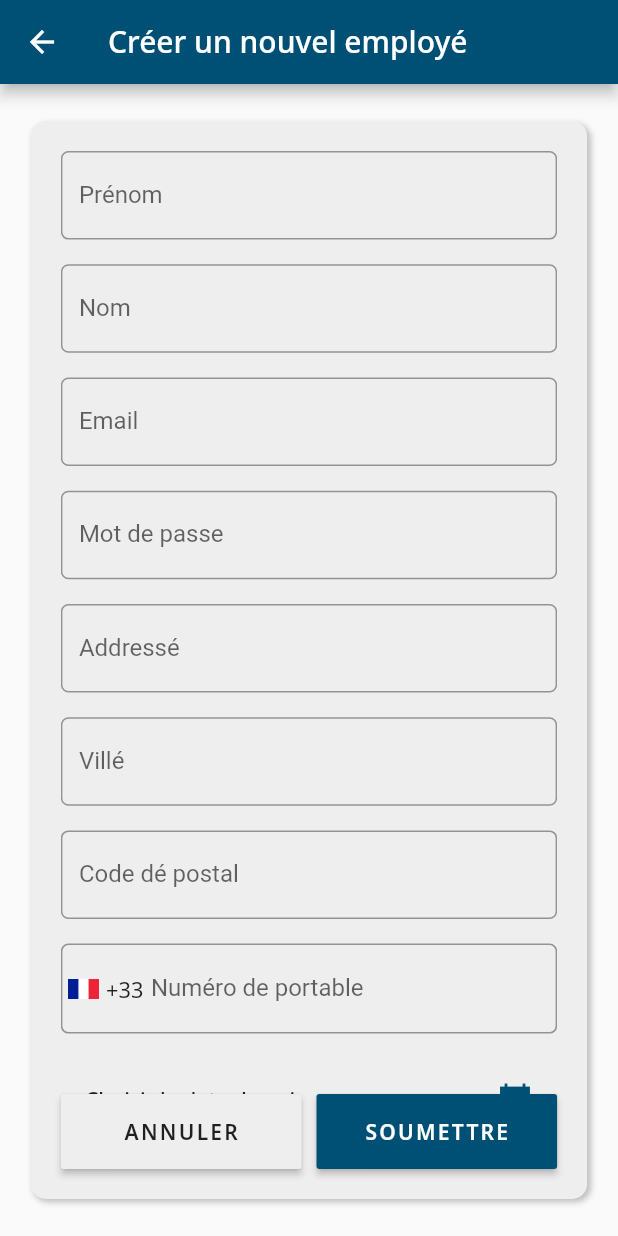
After one commit to QonvexTech/ronan_pensec, a Flutter app: the EmployeeCreate screen opened directly, on a phone screen of 412 x 824 dp. The commit adds this screen. Run offline on Flutter 3.47's test engine with Material 2 defaults, Android fonts, the phone set to English and light mode, and no system bars; our stand-ins replace dio, firebase_analytics, firebase_core, firebase_messaging, flutter_slidable, fluttertoast and 6 more; missing offline and left inert: adaptive_container; accounts and stored records are empty.

Commit message:
finish employee creation

```diff
--- a/lib/global/templates/employee_template.dart
+++ b/lib/global/templates/employee_template.dart
@@ -1,12 +1,74 @@
 import 'package:flutter/material.dart';
+import 'package:intl/intl.dart';
+import 'package:ronan_pensec/global/palette.dart';
 import 'package:ronan_pensec/models/user_model.dart';
 import 'package:ronan_pensec/services/data_controls/user_data_control.dart';
 
 class EmployeeTemplate {
   EmployeeTemplate._privateConstructor();
-  static final EmployeeTemplate _instance = EmployeeTemplate._privateConstructor();
+
+  static final EmployeeTemplate _instance =
+      EmployeeTemplate._privateConstructor();
+
   static EmployeeTemplate get instance => _instance;
   final UserDataControl _userViewModel = UserDataControl.instance;
+
+  Widget calendarForm(context,
+      {DateTime? chosenDate, required ValueChanged<DateTime> onChange}) {
+    return Container(
+      width: double.infinity,
+      height: 55,
+      child: MaterialButton(
+        onPressed: () {
+          showDatePicker(
+              context: context,
+              locale: Locale("fr"),
+              initialDate: DateTime.now().subtract(Duration(days: 7300)),
+              firstDate:
+                  DateTime(DateTime.now().subtract(Duration(days: 18250)).year),
+              lastDate: DateTime.now()).then((value) {
+                if(value != null){
+                  onChange(value);
+                }
+          });
+        },
+        child: Row(
+          children: [
+            Expanded(
+              child: Text(chosenDate == null
+                  ? "Choisir la date de naissance"
+                  : DateFormat.yMMMMd('fr_FR').format(chosenDate).toUpperCase()),
+            ),
+            Icon(
+              Icons.calendar_today_sharp,
+              color: Palette.gradientColor[0],
+            )
+          ],
+        ),
+      ),
+    );
+  }
+
+  Theme normalTextField(TextEditingController controller, String label, {TextInputType type = TextInputType.text, Widget? prefixIcon}) =>
+      Theme(
+        data: ThemeData(primaryColor: Palette.gradientColor[0]),
+        child: TextField(
+          keyboardType: type,
+          controller: controller,
+          cursorColor: Palette.gradientColor[0],
+          decoration: InputDecoration(
+              labelText: label,
+              hintText: label,
+              prefixIconConstraints: prefixIcon != null ? BoxConstraints(
+                minHeight: 60,
+                minWidth: 60
+              ) : null,
+              prefixIcon: prefixIcon,
+              border:
+                  OutlineInputBorder(borderRadius: BorderRadius.circular(5))),
+        ),
+      );
+
   List<DataColumn> get kDataColumn => [
         DataColumn(
           label: Text(
@@ -77,7 +139,8 @@ class EmployeeTemplate {
               tag: "${user.id}",
               child: CircleAvatar(
                 backgroundColor: Colors.transparent,
-            backgroundImage: _userViewModel.imageViewer(imageUrl: user.image),
+                backgroundImage:
+                    _userViewModel.imageViewer(imageUrl: user.image),
               ),
             ),
           ),
@@ -87,7 +150,11 @@ class EmployeeTemplate {
   ListTile kDataList({required UserModel user}) => ListTile(
         contentPadding: const EdgeInsets.symmetric(vertical: 25),
         title: Text("${user.full_name}"),
-    subtitle: Text("${user.address}",maxLines: 2,overflow: TextOverflow.ellipsis,),
+        subtitle: Text(
+          "${user.address}",
+          maxLines: 2,
+          overflow: TextOverflow.ellipsis,
+        ),
         trailing: Icon(Icons.chevron_right),
         leading: Container(
           width: 40,
--- a/lib/global/templates/general_template.dart
+++ b/lib/global/templates/general_template.dart
@@ -165,7 +165,7 @@ class GeneralTemplate {
       {required Widget child,
       required double width,
       required double height,
-      required Widget title}) {
+      required Widget title, Function? onDismissed}) {
     showGeneralDialog(
         barrierColor: Colors.black.withOpacity(0.5),
         transitionBuilder: (context, a1, a2, widget) {
@@ -193,7 +193,9 @@ class GeneralTemplate {
         barrierDismissible: true,
         barrierLabel: '',
         context: context,
-        pageBuilder: (context, animation1, animation2) => Container());
+        pageBuilder: (context, animation1, animation2) => Container()).then((value) {
+          onDismissed!();
+    });
   }
 
   static List<IconSlideAction> sliders(
--- a/lib/global/user_endpoint.dart
+++ b/lib/global/user_endpoint.dart
@@ -9,7 +9,7 @@ class UserEndpoint {
 
   /// Method : GET
   static final String viewAllUsers = "$_baseSubDomain";
-
+  static String get base => _baseSubDomain;
   ///Method : GET
   static String paginated(String sub) => "$_baseSubDomain/$sub";
 
--- /dev/null
+++ b/lib/view_model/employee_children/employee_create_view_model.dart
@@ -0,0 +1,118 @@
+import 'package:flutter/material.dart';
+import 'package:ronan_pensec/global/templates/employee_template.dart';
+import 'package:ronan_pensec/models/user_model.dart';
+import 'package:ronan_pensec/services/dashboard_services/employee_service.dart';
+import 'package:ronan_pensec/services/data_controls/employee_data_control.dart';
+
+class EmployeeCreateViewModel{
+  EmployeeCreateViewModel._singleton();
+  static final EmployeeCreateViewModel _instance = EmployeeCreateViewModel._singleton();
+  static final EmployeeTemplate _template = EmployeeTemplate.instance;
+  EmployeeTemplate get template => _template;
+  static EmployeeCreateViewModel get instance {
+    _instance.firstName.addListener(() {
+      _instance.setBody = {"first_name" : _instance.firstName.text};
+    });
+    _instance.lastName.addListener(() {
+      _instance.setBody = {"last_name" : _instance.lastName.text};
+    });
+    _instance.address.addListener(() {
+      _instance.setBody = {'address' : _instance.address.text};
+    });
+    _instance.password.addListener(() {
+      _instance.setBody = {"password" : _instance.password.text};
+    });
+    _instance.city.addListener(() {
+      _instance.setBody = {"city" : _instance.city.text};
+    });
+    _instance.zipCode.addListener(() {
+      _instance.setBody = {"zip_code" : _instance.zipCode.text};
+    });
+    _instance.mobile.addListener(() {
+      _instance.setBody = {"mobile" : "+33${_instance.mobile.text}"};
+    });
+    _instance.email.addListener(() {
+      _instance.setBody = {"email" : _instance.email.text};
+    });
+    return _instance;
+  }
+  void clear(){
+    _instance.firstName.clear();
+    _instance.lastName.clear();
+    _instance.address.clear();
+    _instance.password.clear();
+    _instance.city.clear();
+    _instance.zipCode.clear();
+    _instance.mobile.clear();
+    _instance.setRole = 3;
+    _instance.consumableHolidays = 11;
+    _instance.workDays = 5;
+    _instance.clearBody;
+  }
+  void textDisposer() {
+    firstName.removeListener(() { });
+    firstName.dispose();
+
+    lastName.removeListener(() { });
+    lastName.dispose();
+
+    address.removeListener(() { });
+    address.dispose();
+
+    password.removeListener(() { });
+    password.dispose();
+
+    city.removeListener(() { });
+    city.dispose();
+
+    zipCode.removeListener(() { });
+    zipCode.dispose();
+
+    mobile.removeListener(() { });
+    mobile.dispose();
+
+    _instance.clearBody;
+  }
+  static final EmployeeDataControl _control = EmployeeDataControl.instance;
+  EmployeeDataControl get control => _control;
+  static final EmployeeService _service = EmployeeService.instance(_control);
+  EmployeeService get service => _service;
+
+  TextEditingController firstName = new TextEditingController();
+  TextEditingController lastName = new TextEditingController();
+  TextEditingController address = new TextEditingController();
+  TextEditingController password = new TextEditingController();
+  TextEditingController email = new TextEditingController();
+  DateTime? _birthDate;
+  DateTime? get birthDate => _birthDate;
+  set setBirthDate(DateTime? date) {
+    _birthDate = date;
+    _body.addAll({"birth_date" : date.toString()});
+  }
+  TextEditingController city = new TextEditingController();
+  TextEditingController zipCode = new TextEditingController();
+  TextEditingController mobile = new TextEditingController();
+  int _roleId = 3;
+  int get roleId => _roleId;
+  set setRole(int role) {
+    _roleId = role;
+    _body.addAll({"role_id" : role.toString()});
+  }
+  int consumableHolidays = 11;
+  int workDays = 5;
+
+  Map _body = {
+    "consumable_holidays" : 11.toString(),
+    "work_days" : 5.toString()
+  };
+  Map get body => _body;
+  set setBody(Map nBodyData) => _body.addAll(nBodyData);
+  void get clearBody => _body.clear();
+
+  Future<UserModel?> create(context) async {
+    print(body);
+    return await _instance.service.create(context, body: _instance.body);
+  }
+
+
+}
--- a/lib/view_model/employee_view_model.dart
+++ b/lib/view_model/employee_view_model.dart
@@ -1,4 +1,3 @@
-import 'package:flutter/cupertino.dart';
 import 'package:ronan_pensec/global/templates/employee_template.dart';
 import 'package:ronan_pensec/models/pagination_model.dart';
 import 'package:ronan_pensec/services/dashboard_services/employee_service.dart';
@@ -10,6 +9,7 @@ class EmployeeViewModel{
   static EmployeeViewModel get instance{
     return _instance;
   }
+
   final EmployeeTemplate template = EmployeeTemplate.instance;
   static final EmployeeDataControl _employeeDataControl = EmployeeDataControl.instance;
   EmployeeDataControl get employeeDataControl => _employeeDataControl;
--- /dev/null
+++ b/lib/views/landing_page_screen/web/children/employee_view_children/employee_create.dart
@@ -0,0 +1,257 @@
+import 'package:adaptive_container/adaptive_container.dart';
+import 'package:flutter/cupertino.dart';
+import 'package:flutter/material.dart';
+import 'package:ronan_pensec/global/palette.dart';
+import 'package:ronan_pensec/global/templates/general_template.dart';
+import 'package:ronan_pensec/view_model/employee_children/employee_create_view_model.dart';
+class EmployeeCreate extends StatefulWidget {
+  @override
+  _EmployeeCreateState createState() => _EmployeeCreateState();
+}
+
+class _EmployeeCreateState extends State<EmployeeCreate> {
+  final EmployeeCreateViewModel _employeeCreateViewModel =
+      EmployeeCreateViewModel.instance;
+  bool _isLoading = false;
+  List<String> _dropDownItems = <String>[
+    '1 - Admin',
+    '2 - Accountant',
+    '3 - Employee'
+  ];
+  @override
+  Widget build(BuildContext context) {
+    final Size _size = MediaQuery.of(context).size;
+    final double _fieldSpacing = _size.height * .02;
+    return Stack(
+      children: [
+        Scaffold(
+          appBar: AppBar(
+            backgroundColor: Palette.gradientColor[0],
+            title: Text("Créer un nouvel employé"),
+          ),
+          body: Padding(
+            padding: EdgeInsets.symmetric(horizontal: _size.width > 900 ? _size.width * .25 : _size.width * .05,vertical: _size.height * .03),
+            child: Center(
+              child: Container(
+                padding: const EdgeInsets.all(20),
+                decoration: BoxDecoration(
+                  color: Colors.grey.shade200,
+                  borderRadius: BorderRadius.circular(10),
+                  boxShadow: [
+                    BoxShadow(
+                      color: Colors.grey.shade400,
+                      offset: Offset(2,2),
+                      blurRadius: 3
+                    )
+                  ],
+                ),
+                child: Column(
+                  children: [
+                    Expanded(
+                      child: ListView(
+                        physics: ClampingScrollPhysics(),
+                        children: [
+                          _employeeCreateViewModel.template.normalTextField(
+                              _employeeCreateViewModel.firstName, "Prénom"),
+                          SizedBox(
+                            height: _fieldSpacing,
+                          ),
+                          _employeeCreateViewModel.template.normalTextField(
+                              _employeeCreateViewModel.lastName, "Nom"),
+                          SizedBox(
+                            height: _fieldSpacing,
+                          ),
+                          _employeeCreateViewModel.template.normalTextField(
+                              _employeeCreateViewModel.email, "Email", type: TextInputType.emailAddress),
+                          SizedBox(
+                            height: _fieldSpacing,
+                          ),
+                          _employeeCreateViewModel.template.normalTextField(
+                              _employeeCreateViewModel.password,
+                              "Mot de passe"),
+                          SizedBox(
+                            height: _fieldSpacing,
+                          ),
+                          _employeeCreateViewModel.template.normalTextField(
+                              _employeeCreateViewModel.address, "Addressé"),
+                          SizedBox(
+                            height: _fieldSpacing,
+                          ),
+                          _employeeCreateViewModel.template
+                              .normalTextField(
+                          _employeeCreateViewModel.city,
+                          "Villé"),
+                          SizedBox(
+                            height: _fieldSpacing,
+                          ),
+                          _employeeCreateViewModel.template
+                              .normalTextField(
+                              _employeeCreateViewModel.zipCode,
+                              "Code dé postal",type: TextInputType.number),
+                          SizedBox(
+                            height: _fieldSpacing,
+                          ),
+                          _employeeCreateViewModel.template
+                              .normalTextField(
+                              _employeeCreateViewModel.mobile,
+                              "Numéro de portable",type: TextInputType.number,prefixIcon: Container(
+                            width: 20,
+                            height: 20,
+                            padding: const EdgeInsets.symmetric(horizontal: 5),
+                            child: Row(
+                              children: [
+                                Expanded(
+                                  child: Image.asset("assets/images/flag.png"),
+                                ),
+                                const SizedBox(
+                                  width: 5,
+                                ),
+                                Text("+33",style: TextStyle(
+                                  fontSize: 14.5
+                                ),)
+                              ],
+                            ),
+                          )),
+                          SizedBox(
+                            height: _fieldSpacing,
+                          ),
+                          // AdaptiveContainer(children: [
+                          //   AdaptiveItem(
+                          //     content: Container(
+                          //         margin: const EdgeInsets.only(bottom: 5),
+                          //         child: _employeeCreateViewModel.template
+                          //             .normalTextField(
+                          //             _employeeCreateViewModel.city,
+                          //             "Villé")),
+                          //   ),
+                          //   AdaptiveItem(
+                          //     content: Container(
+                          //         margin: const EdgeInsets.only(bottom: 5),
+                          //         child: _employeeCreateViewModel.template
+                          //             .normalTextField(
+                          //             _employeeCreateViewModel.zipCode,
+                          //             "Code dé postal")),
+                          //   ),
+                          // ]),
+                          _employeeCreateViewModel.template.calendarForm(
+                              context,
+                              chosenDate: _employeeCreateViewModel.birthDate,
+                              onChange: (DateTime birthdate) {
+                                setState(() {
+                                  _employeeCreateViewModel.setBirthDate = birthdate;
+                                });
+                              }),
+                          SizedBox(
+                            height: _fieldSpacing,
+                          ),
+                          Container(
+                            margin: const EdgeInsets.only(bottom: 10),
+                            child: Text("Role"),
+                          ),
+                          Container(
+                            width: double.infinity,
+                            height: 50,
+                            child: Row(
+                              children: [
+                                Expanded(
+                                    child: DropdownButtonHideUnderline(
+                                      child: DropdownButton<String>(
+                                        dropdownColor: Colors.grey.shade300,
+                                        isExpanded: true,
+                                        onTap: (){},
+                                        onChanged: (value){
+                                          print(value);
+                                          if(value != null){
+                                            setState(() {
+                                              _employeeCreateViewModel.setRole = int.parse(value[0]);
+                                            });
+                                          }
+                                        },
+                                        value: _dropDownItems[_employeeCreateViewModel.roleId - 1],
+                                        items: _dropDownItems.map<DropdownMenuItem<String>>((String value) => DropdownMenuItem(
+                                          value: value,
+                                          child: Text("$value"),
+                                        )).toList(),
+                                      ),
+                                    )
+                                ),
+                                const SizedBox(
+                                  width: 10,
+                                )
+                              ],
+                            ),
+                          )
+                        ],
+                      ),
+                    ),
+                    Container(
+                      width: double.infinity,
+                      height: 50,
+                      child: Row(
+                        children: [
+                          Expanded(
+                            child: MaterialButton(
+                              height: 50,
+                              color: Colors.grey.shade200,
+                              onPressed: () {
+                                Navigator.of(context).pop(null);
+                                _employeeCreateViewModel.clear();
+                              },
+                              child: Center(
+                                child: Text(
+                                  "ANNULER",
+                                  style: TextStyle(
+                                      letterSpacing: 1.5,
+                                      fontWeight: FontWeight.w600),
+                                ),
+                              ),
+                            ),
+                          ),
+                          const SizedBox(
+                            width: 10,
+                          ),
+                          Expanded(
+                            child: MaterialButton(
+                              height: 50,
+                              color: Palette.gradientColor[0],
+                              onPressed: () async {
+                                if(_employeeCreateViewModel.body.length > 2){
+                                  setState(() {
+                                    _isLoading = true;
+                                  });
+                                  await _employeeCreateViewModel
+                                      .create(context)
+                                      .then((value) => null)
+                                      .whenComplete(() =>
+                                      setState(() {
+                                        _isLoading = false;
+                                        _employeeCreateViewModel.clear();
+                                        Navigator.of(context).pop(null);
+                                      }));
+                                }
+                              },
+                              child: Center(
+                                child: Text(
+                                  "SOUMETTRE",
+                                  style: TextStyle(
+                                      letterSpacing: 1.5,
+                                      color: Colors.white,
+                                      fontWeight: FontWeight.w600),
+                                ),
+                              ),
+                            ),
+                          ),
+                        ],
+                      ),
+                    )
+                  ],
+                ),
+              ),
+            ),
+          )
+        ),
+        _isLoading ? GeneralTemplate.loader(_size) : Container()
+      ],
+    );
+  }
+}
```
Also changed, not shown: lib/routes/employee_route.dart (+14 -2 lines), lib/services/dashboard_services/employee_service.dart (+21 -0 lines), lib/views/landing_page_screen/web/children/employee_view.dart (+54 -26 lines), assets/images/flag.png (added). Lines whose indentation alone changed are shown as unchanged.
